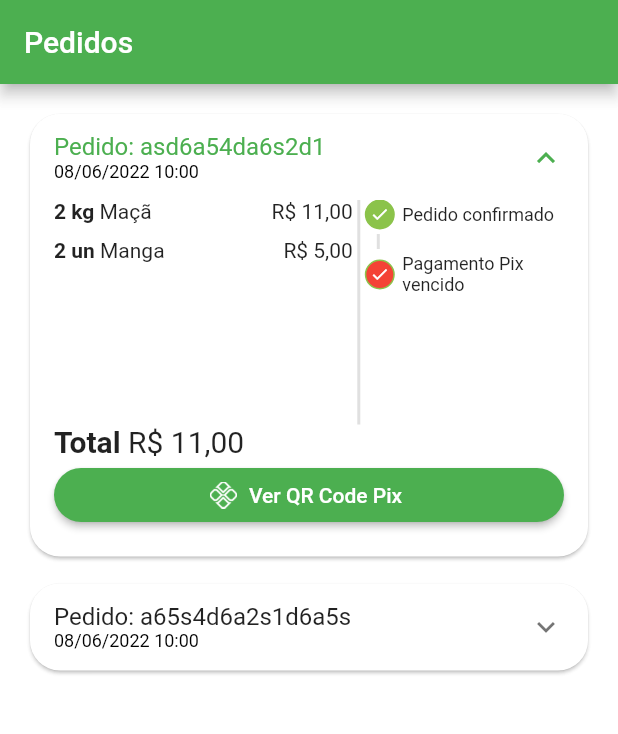
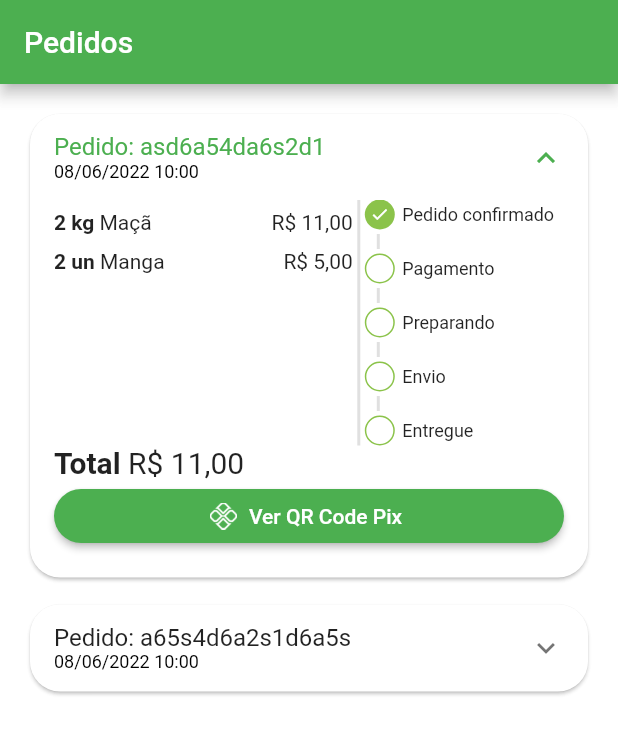
Before and after one commit to mateusnunes22/greengrocer, a Flutter app: the OrdersTab screen opened directly, on a phone screen of 412 x 824 dp. Shown: the top 734 px of the screen. Run offline on Flutter 3.47's test engine with Material 2 defaults, Android fonts, the phone set to English and light mode, and no system bars; our stand-ins replace animated_text_kit, badges, fluttertoast, get, mask_text_input_formatter, qr_flutter and 1 more; missing offline and left inert: add_to_cart_animation.

Commit message:
App mockado

```diff
--- a/lib/src/config/app_data.dart
+++ b/lib/src/config/app_data.dart
@@ -105,7 +105,7 @@ List<OrderModel> orders = [
       '2022-06-08 10:00:10.458',
     ),
     overdueDateTime: DateTime.parse(
-      '2022-06-08 11:00:10.458',
+      '20230-06-08 11:00:10.458',
     ),
     id: 'asd6a54da6s2d1',
     status: 'pending_payment',
@@ -129,7 +129,7 @@ List<OrderModel> orders = [
       '2022-06-08 10:00:10.458',
     ),
     overdueDateTime: DateTime.parse(
-      '2022-06-08 11:00:10.458',
+      '2028-06-08 11:00:10.458',
     ),
     id: 'a65s4d6a2s1d6a5s',
     status: 'delivered',
--- a/lib/src/pages/cart/components/cart_tile.dart
+++ b/lib/src/pages/cart/components/cart_tile.dart
@@ -61,10 +61,8 @@ class _CartTileState extends State<CartTile> {
             setState(() {
               widget.cartItem.quantity = quantity;
 
-              if (quantity == 0) {
-                // Remover item do carrinho
-                widget.remove(widget.cartItem);
-              }
+              // Remover item do carrinho
+              widget.remove(widget.cartItem);
             });
           },
           isRemovable: true,
--- a/lib/src/pages/common_widgets/quantity_widget.dart
+++ b/lib/src/pages/common_widgets/quantity_widget.dart
@@ -33,6 +33,7 @@ class QuantityWidget extends StatelessWidget {
       child: Row(
         mainAxisSize: MainAxisSize.min,
         children: [
+          // Botão subtrair e remover
           _QuantityButton(
             icon:
                 !isRemovable || value > 1 ? Icons.remove : Icons.delete_forever,
@@ -44,6 +45,8 @@ class QuantityWidget extends StatelessWidget {
               result(resultCount);
             },
           ),
+
+          // Quantidade
           Padding(
             padding: const EdgeInsets.symmetric(horizontal: 6),
             child: Text(
@@ -54,6 +57,8 @@ class QuantityWidget extends StatelessWidget {
               ),
             ),
           ),
+
+          // Botão adicionar
           _QuantityButton(
             icon: Icons.add,
             color: CustomColors.customSwatchColor,
--- a/lib/src/pages/orders/components/order_status_widget.dart
+++ b/lib/src/pages/orders/components/order_status_widget.dart
@@ -38,7 +38,7 @@ class OrderStatusWidget extends StatelessWidget {
             title: 'Pix estornado',
             backgroundColor: Colors.orange,
           ),
-        ] else if (isOverdue) ...[
+        ] else if (isOverdue && currentStatus == 0) ...[
           const _StatusDot(
             isActive: true,
             title: 'Pagamento Pix vencido',
@@ -111,7 +111,9 @@ class _StatusDot extends StatelessWidget {
           decoration: BoxDecoration(
             shape: BoxShape.circle,
             border: Border.all(
-              color: CustomColors.customSwatchColor,
+              color: isActive
+                  ? Colors.transparent
+                  : CustomColors.customSwatchColor,
             ),
             color: isActive
                 ? backgroundColor ?? CustomColors.customSwatchColor
--- /dev/null
+++ b/lib/src/pages/pages_routes/app_pages.dart
@@ -0,0 +1,33 @@
+import 'package:get/get.dart';
+import 'package:greengrocer/src/pages/auth/sign_in_screen.dart';
+import 'package:greengrocer/src/pages/auth/sign_up_screen.dart';
+import 'package:greengrocer/src/pages/base/base_screen.dart';
+import 'package:greengrocer/src/pages/splash/splash_screen.dart';
+
+abstract class AppPages {
+  static final pages = <GetPage>[
+    GetPage(
+      name: PageRoutes.splashRoute,
+      page: () => const SplashScreen(),
+    ),
+    GetPage(
+      name: PageRoutes.signInRoute,
+      page: () => const SignInScreen(),
+    ),
+    GetPage(
+      name: PageRoutes.signUpRoute,
+      page: () => SignUpScreen(),
+    ),
+    GetPage(
+      name: PageRoutes.baseRoute,
+      page: () => const BaseScreen(),
+    ),
+  ];
+}
+
+abstract class PageRoutes {
+  static const splashRoute = "/splash";
+  static const signInRoute = "/signin";
+  static const signUpRoute = "/signup";
+  static const baseRoute = "/";
+}
```
Also changed, not shown: lib/main.dart (+5 -3 lines), lib/src/pages/auth/sign_in_screen.dart (+4 -13 lines), lib/src/pages/cart/cart_tab.dart (+8 -11 lines).
